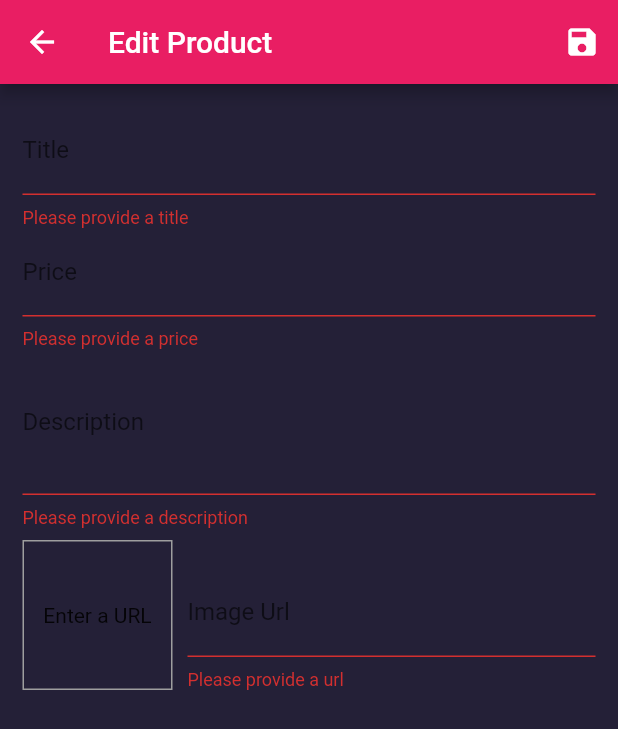
After one commit to tejkrish22/shop_app, a Flutter app: the EditProductScreen screen opened by its route, after a tap on the "save" icon, on a phone screen of 412 x 824 dp. The commit adds this screen. Shown: the top 729 px of the screen. Run offline on Flutter 3.47's test engine with Material 2 defaults, Android fonts, the phone set to English and light mode, and no system bars; network calls fail.

Commit message:
230 completed adding forms for various inputs

```diff
--- a/lib/main.dart
+++ b/lib/main.dart
@@ -7,6 +7,8 @@ import '../providers/orders.dart';
 import 'package:provider/provider.dart';
 import '../screens/cart_screen.dart';
 import '../screens/orders_screen.dart';
+import '../screens/user_products_screen.dart';
+import '../screens/edit_product_screen.dart';
 
 void main() => runApp(const ShopApp());
 
@@ -44,6 +46,8 @@ class _ShopAppState extends State<ShopApp> {
           ProductDetailScreen.routeName: (ctx) => const ProductDetailScreen(),
           CartScreen.routeName: (ctx) => const CartScreen(),
           OrdersScreen.routeName: (ctx) => const OrdersScreen(),
+          UserProductsScreen.routeName: (ctx) => const UserProductsScreen(),
+          EditProductScreen.routeName: (ctx) => const EditProductScreen(),
         },
       ),
     );
--- /dev/null
+++ b/lib/screens/edit_product_screen.dart
@@ -0,0 +1,225 @@
+import 'package:flutter/material.dart';
+import 'package:flutter/services.dart';
+import '../providers/product.dart';
+
+class EditProductScreen extends StatefulWidget {
+  static const routeName = "/edit-product";
+  const EditProductScreen({Key? key}) : super(key: key);
+
+  @override
+  _EditProductScreenState createState() => _EditProductScreenState();
+}
+
+class _EditProductScreenState extends State<EditProductScreen> {
+  final _priceFocusNode = FocusNode();
+  final _descriptionFocusNode = FocusNode();
+  final _imageFocusNode = FocusNode();
+  final _imageUrlController = TextEditingController();
+
+  final _formKey = GlobalKey<FormState>();
+  var _editedProduct = Product(
+    id: null,
+    title: '',
+    price: 0,
+    description: '',
+    imageUrl: '',
+  );
+
+  void _updateImageUrl() {
+    if (!_imageFocusNode.hasFocus) {
+      setState(() {});
+    }
+  }
+
+  void _saveForm() {
+    final isValid = _formKey.currentState!.validate();
+    if (!isValid) {
+      return;
+    }
+    _formKey.currentState!.save();
+    print(_editedProduct.description);
+  }
+
+  @override
+  void initState() {
+    super.initState();
+    _imageFocusNode.addListener(_updateImageUrl);
+  }
+
+  @override
+  void dispose() {
+    // TODO: implement dispose
+    _priceFocusNode.dispose();
+    _imageFocusNode.removeListener(_updateImageUrl);
+    _imageFocusNode.dispose();
+    _descriptionFocusNode.dispose();
+    _imageUrlController.dispose();
+    super.dispose();
+  }
+
+  @override
+  Widget build(BuildContext context) {
+    return Scaffold(
+      backgroundColor: const Color(0xff242037),
+      appBar: AppBar(
+        title: const Text('Edit Product'),
+        actions: [
+          IconButton(onPressed: _saveForm, icon: const Icon(Icons.save)),
+        ],
+      ),
+      body: Padding(
+        padding: const EdgeInsets.all(15.0),
+        child: Form(
+          key: _formKey,
+          child: ListView(
+            children: [
+              TextFormField(
+                style: const TextStyle(color: Colors.white),
+                decoration: const InputDecoration(labelText: 'Title'),
+                textInputAction: TextInputAction.next,
+                onFieldSubmitted: (value) {
+                  FocusScope.of(context).requestFocus(_priceFocusNode);
+                },
+                onSaved: (value) {
+                  _editedProduct = Product(
+                    title: value,
+                    price: _editedProduct.price,
+                    description: _editedProduct.description,
+                    imageUrl: _editedProduct.imageUrl,
+                    id: null,
+                  );
+                },
+                validator: (value) {
+                  if (value!.isEmpty) {
+                    return 'Please provide a title';
+                  }
+                  return null;
+                },
+              ),
+              TextFormField(
+                style: const TextStyle(color: Colors.white),
+                decoration: const InputDecoration(labelText: 'Price'),
+                textInputAction: TextInputAction.next,
+                keyboardType: TextInputType.number,
+                focusNode: _priceFocusNode,
+                onFieldSubmitted: (value) {
+                  FocusScope.of(context).requestFocus(_descriptionFocusNode);
+                },
+                onSaved: (value) {
+                  _editedProduct = Product(
+                    title: _editedProduct.title,
+                    price: double.parse(value!),
+                    description: _editedProduct.description,
+                    imageUrl: _editedProduct.imageUrl,
+                    id: null,
+                  );
+                },
+                validator: (value) {
+                  if (value!.isEmpty) {
+                    return 'Please provide a price';
+                  }
+                  if (double.tryParse(value) == null) {
+                    return 'Please enter a valid price';
+                  }
+                  if (double.parse(value) <= 0) {
+                    return 'Please enter a positive value';
+                  }
+                  return null;
+                },
+              ),
+              TextFormField(
+                style: const TextStyle(color: Colors.white),
+                maxLines: 3,
+                keyboardType: TextInputType.multiline,
+                decoration: const InputDecoration(labelText: 'Description'),
+                focusNode: _descriptionFocusNode,
+                onSaved: (value) {
+                  _editedProduct = Product(
+                    title: _editedProduct.title,
+                    price: _editedProduct.price,
+                    description: value,
+                    imageUrl: _editedProduct.imageUrl,
+                    id: null,
+                  );
+                },
+                validator: (value) {
+                  if (value!.isEmpty) {
+                    return 'Please provide a description';
+                  }
+                  if (value.length < 10) {
+                    return 'Please provide 10 characters long';
+                  }
+                  return null;
+                },
+              ),
+              Row(
+                crossAxisAlignment: CrossAxisAlignment.end,
+                children: [
+                  Container(
+                    alignment: Alignment.center,
+                    child: _imageUrlController.text.isEmpty
+                        ? const Text(
+                            'Enter a URL',
+                            textAlign: TextAlign.center,
+                          )
+                        : SizedBox(
+                            height: 100,
+                            width: 100,
+                            child: Image.network(
+                              _imageUrlController.text,
+                              fit: BoxFit.cover,
+                            ),
+                          ),
+                    width: 100,
+                    height: 100,
+                    margin: const EdgeInsets.only(top: 8, right: 10),
+                    decoration: BoxDecoration(
+                      border: Border.all(
+                        width: 1,
+                        color: Colors.grey,
+                      ),
+                    ),
+                  ),
+                  Expanded(
+                    child: TextFormField(
+                      style: const TextStyle(color: Colors.white),
+                      onFieldSubmitted: (_) {
+                        _saveForm;
+                      },
+                      keyboardType: TextInputType.url,
+                      decoration: const InputDecoration(labelText: 'Image Url'),
+                      textInputAction: TextInputAction.done,
+                      controller: _imageUrlController,
+                      focusNode: _imageFocusNode,
+                      onChanged: (_) {
+                        setState(() {});
+                      },
+                      onSaved: (value) {
+                        _editedProduct = Product(
+                          title: _editedProduct.title,
+                          price: _editedProduct.price,
+                          description: _editedProduct.description,
+                          imageUrl: value,
+                          id: null,
+                        );
+                      },
+                      validator: (value) {
+                        if (value!.isEmpty) {
+                          return 'Please provide a url';
+                        }
+                        if (!value.startsWith('http')) {
+                          return 'Please enter a valid url';
+                        }
+                        return null;
+                      },
+                    ),
+                  ),
+                ],
+              )
+            ],
+          ),
+        ),
+      ),
+    );
+  }
+}
--- a/lib/widgets/app_drawer.dart
+++ b/lib/widgets/app_drawer.dart
@@ -1,4 +1,5 @@
 import 'package:flutter/material.dart';
+import '../screens/user_products_screen.dart';
 import '../screens/orders_screen.dart';
 
 class AppDrawer extends StatelessWidget {
@@ -29,6 +30,15 @@ class AppDrawer extends StatelessWidget {
               Navigator.of(context)
                   .pushReplacementNamed(OrdersScreen.routeName);
             },
+          ),
+          const Divider(),
+          ListTile(
+            leading: const Icon(Icons.edit),
+            title: const Text('Manage Products'),
+            onTap: () {
+              Navigator.of(context)
+                  .pushReplacementNamed(UserProductsScreen.routeName);
+            },
           )
         ],
       ),
```
Also changed, not shown: lib/providers/cart.dart (+19 -0 lines), lib/screens/user_products_screen.dart (added, +45 -0 lines), lib/widgets/cart_item_wid.dart (+25 -1 lines), lib/widgets/product_item.dart (+11 -0 lines), lib/widgets/user_product_item.dart (added, +46 -0 lines).
